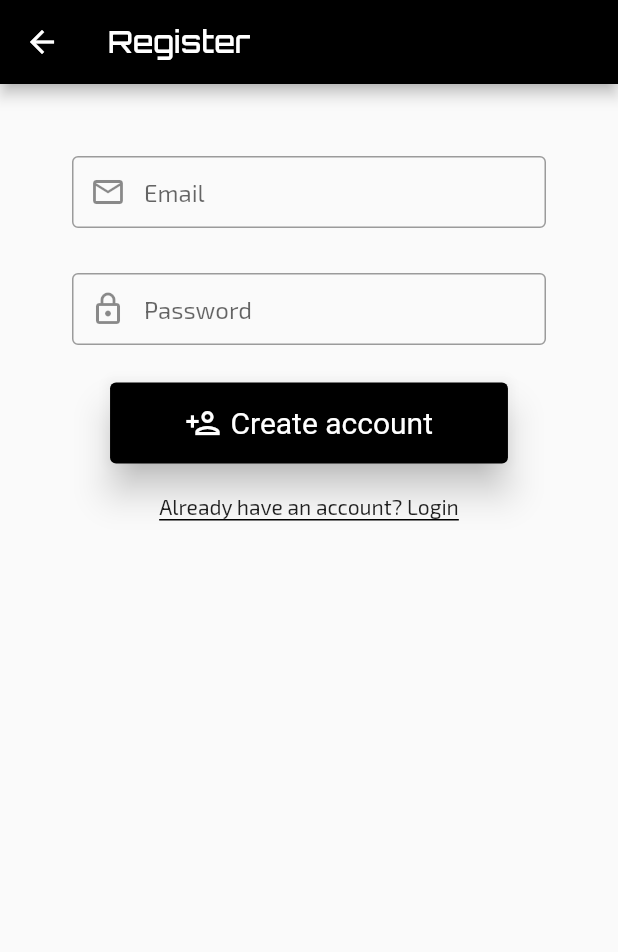
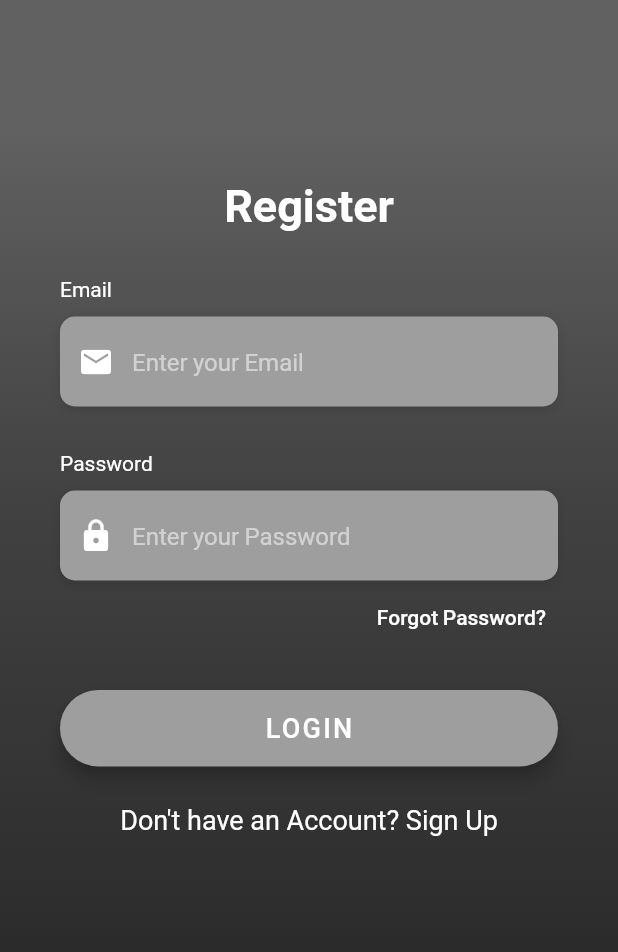
Before and after one commit to randycarrero/Gunpla_database, a Flutter app: the SignUpScreen screen opened directly, on a phone screen of 412 x 824 dp. Shown: the top 952 px of the screen. Run offline on Flutter 3.47's test engine with Material 2 defaults, Android fonts, the phone set to English and light mode, and no system bars; our stand-ins replace ant_icons, cloud_firestore, firebase_auth, firebase_core, google_fonts; accounts and stored records are empty.

Commit message:
UI implemented

```diff
--- a/lib/authscreen/sign_up_screen.dart
+++ b/lib/authscreen/sign_up_screen.dart
@@ -1,7 +1,6 @@
 import 'package:flutter/material.dart';
-import 'package:gunpla_database/backend/auth_provider.dart';
-import 'package:gunpla_database/home/home_screen.dart';
-import 'login_screen.dart';
+import 'package:flutter/services.dart';
+import 'package:gunpla_database/app/widgets.dart';
 
 class SignUpScreen extends StatefulWidget {
   SignUpScreen({Key key}) : super(key: key);
@@ -11,110 +10,70 @@ class SignUpScreen extends StatefulWidget {
 }
 
 class _SignUpScreenState extends State<SignUpScreen> {
-  TextEditingController _email = TextEditingController();
-  TextEditingController _password = TextEditingController();
-
   bool isLoading = false;
 
   @override
   Widget build(BuildContext context) {
-    final ButtonStyle style = ElevatedButton.styleFrom(
-      textStyle: const TextStyle(
-        fontSize: 20,
-      ),
-      padding: EdgeInsets.symmetric(vertical: 15, horizontal: 50.0),
-      elevation: 10,
-    );
     return Scaffold(
-        appBar: AppBar(
-          title: Text("Register"),
-        ),
         body: isLoading == false
-            ? Padding(
-                padding: const EdgeInsets.all(48.0),
-                child: Column(
-                  children: [
-                    TextFormField(
-                      controller: _email,
-                      keyboardType: TextInputType.emailAddress,
-                      autofocus: false,
-                      decoration: InputDecoration(
-                        prefixIcon: Icon(Icons.mail_outline),
-                        hintText: "Email",
-                        contentPadding:
-                            EdgeInsets.fromLTRB(20.0, 10.0, 20.0, 10.0),
-                        border: OutlineInputBorder(),
+            ? AnnotatedRegion<SystemUiOverlayStyle>(
+                value: SystemUiOverlayStyle.light,
+                child: GestureDetector(
+                  onTap: () => FocusScope.of(context).unfocus(),
+                  child: Stack(
+                    children: <Widget>[
+                      Container(
+                        height: double.infinity,
+                        width: double.infinity,
+                        decoration: BoxDecoration(
+                          gradient: LinearGradient(
+                            begin: Alignment.topCenter,
+                            end: Alignment.bottomCenter,
+                            colors: [
+                              Color(0xFF616161),
+                              Color(0xFF424242),
+                              Color(0xFF303030),
+                              Color(0xFF212121),
+                            ],
+                            stops: [0.1, 0.4, 0.7, 0.9],
                           ),
                         ),
-                    const SizedBox(
-                      height: 30,
                       ),
-                    TextFormField(
-                      controller: _password,
-                      decoration: InputDecoration(
-                        prefixIcon: Icon(Icons.lock_outlined),
-                        hintText: "Password",
-                        contentPadding:
-                            EdgeInsets.fromLTRB(20.0, 10.0, 20.0, 10.0),
-                        border: OutlineInputBorder(),
+                      Container(
+                        height: double.infinity,
+                        child: SingleChildScrollView(
+                          physics: AlwaysScrollableScrollPhysics(),
+                          padding: EdgeInsets.symmetric(
+                            horizontal: 40.0,
+                            vertical: 120.0,
+                          ),
+                          child: Column(
+                            mainAxisAlignment: MainAxisAlignment.center,
+                            children: <Widget>[
+                              Text(
+                                'Register',
+                                style: TextStyle(
+                                  color: Colors.white,
+                                  fontFamily: 'OpenSans',
+                                  fontSize: 30.0,
+                                  fontWeight: FontWeight.bold,
                                 ),
                               ),
+                              SizedBox(height: 30.0),
+                              BuildEmailTF(),
                               SizedBox(
-                      height: 25,
+                                height: 30.0,
                               ),
-                    ElevatedButton.icon(
-                      onPressed: () {
-                        setState(() {
-                          isLoading = true;
-                        });
-                        AuthClass()
-                            .createAccount(
-                                email: _email.text.trim(),
-                                password: _password.text.trim())
-                            .then((value) {
-                          if (value == "Account created") {
-                            setState(() {
-                              isLoading = false;
-                            });
-                            Navigator.pushAndRemoveUntil(
-                                context,
-                                MaterialPageRoute(
-                                    builder: (context) => HomeScreen()),
-                                (route) => false);
-                          } else {
-                            setState(() {
-                              isLoading = false;
-                            });
-                            ScaffoldMessenger.of(context)
-                                .showSnackBar(SnackBar(content: Text(value)));
-                          }
-                        });
-                      },
-                      icon: Icon(Icons.person_add_outlined),
-                      label: Text("Create account"),
-                      style: style,
+                              BuildPasswordTF(),
+                              BuildForgotPasswordBtn(),
+                              BuildLoginBtn(),
+                              BuildSignUpBtn(),
+                            ],
                           ),
-                    SizedBox(
-                      height: 20,
                         ),
-                    GestureDetector(
-                        onTap: () {
-                          Navigator.push(
-                              context,
-                              MaterialPageRoute(
-                                  builder: (context) => LoginScreen()));
-                        },
-                        child: Container(
-                          child: Text("Already have an account? Login"),
-                          decoration: BoxDecoration(
-                              border: Border(
-                                  bottom: BorderSide(
-                                      width: 1, color: Colors.black))),
-                        )),
-                    const SizedBox(
-                      height: 10,
+                      )
+                    ],
                   ),
-                  ],
                 ),
               )
             : Center(
```
Lines whose indentation alone changed are shown as unchanged.
